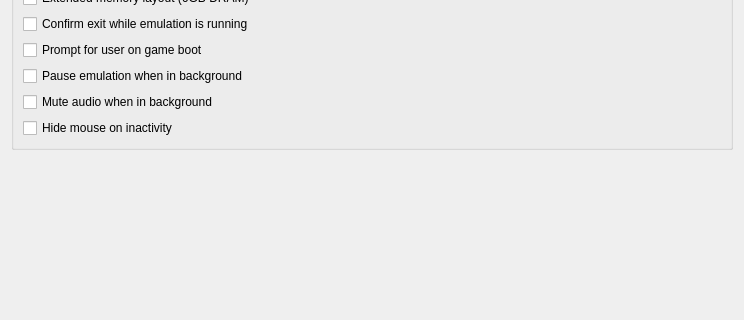
The window that src/yuzu/configuration/configure_general.ui (rorrim-rorrim/eden-alt) describes before a commit, drawn with Qt 5; both pictures show x 0 to 744 and y 107 to 427 of the 744 by 568 pixel window.
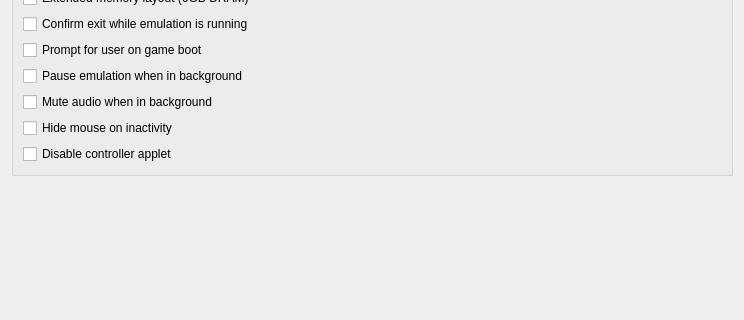
The same window after the commit.

Commit message:
qt: add option to disable controller applet
- add checkbox to disable the controller applet UI
- when controller applet is disabled, use the yuzu-cmd fallback
  controller applet that applies controller config based on rules
- See https://github.com/yuzu-emu/yuzu/issues/8552 for some discussion

The edit to the form file:
```diff
--- a/src/yuzu/configuration/configure_general.ui
+++ b/src/yuzu/configuration/configure_general.ui
@@ -103,6 +103,13 @@
             </property>
            </widget>
           </item>
+          <item>
+           <widget class="QCheckBox" name="toggle_controller_applet_disabled">
+            <property name="text">
+             <string>Disable controller applet</string>
+            </property>
+           </widget>
+          </item>
          </layout>
         </item>
        </layout>
```
The commit also changes 4 other files.
